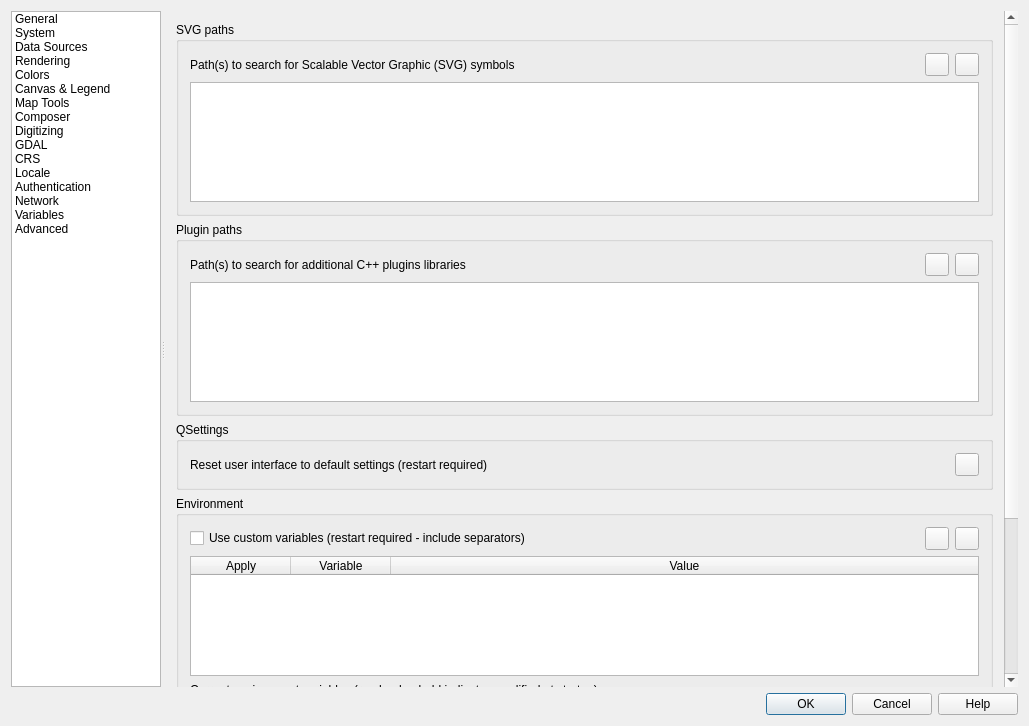
Above: src/ui/qgsoptionsbase.ui from qgis/QGIS before the change. Below: the same form after it.
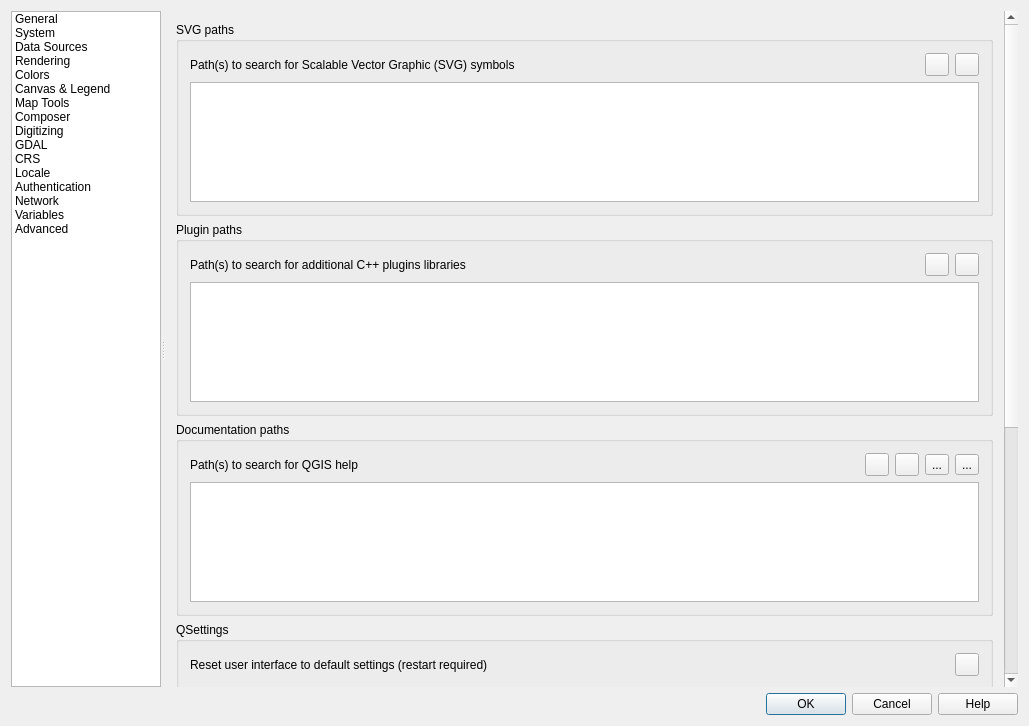
That is the form after the change. The open tabs and pages were chosen to show the change. Icons and pictures are not drawn. Custom widgets are drawn as their Qt base class.

Commit message: add possibility to configure location of the QGIS help

Diff of the .ui file:
```diff
--- a/src/ui/qgsoptionsbase.ui
+++ b/src/ui/qgsoptionsbase.ui
@@ -1023,8 +1023,8 @@
                <rect>
                 <x>0</x>
                 <y>0</y>
-                <width>607</width>
-                <height>850</height>
+                <width>843</width>
+                <height>1065</height>
                </rect>
               </property>
               <layout class="QVBoxLayout" name="verticalLayout_22">
@@ -1162,6 +1162,103 @@
                  </layout>
                 </widget>
                </item>
+               <item>
+                <widget class="QgsCollapsibleGroupBox" name="groupBox_29">
+                 <property name="title">
+                  <string>Documentation paths</string>
+                 </property>
+                 <layout class="QGridLayout" name="_4">
+                  <item row="0" column="5">
+                   <widget class="QToolButton" name="mBtnMoveHelpDown">
+                    <property name="text">
+                     <string>...</string>
+                    </property>
+                    <property name="icon">
+                     <iconset resource="../../images/images.qrc">
+                      <normaloff>:/images/themes/default/mActionArrowDown.svg</normaloff>:/images/themes/default/mActionArrowDown.svg</iconset>
+                    </property>
+                   </widget>
+                  </item>
+                  <item row="0" column="0">
+                   <widget class="QLabel" name="mSVGLabel_5">
+                    <property name="text">
+                     <string>Path(s) to search for QGIS help</string>
+                    </property>
+                   </widget>
+                  </item>
+                  <item row="0" column="1">
+                   <spacer>
+                    <property name="orientation">
+                     <enum>Qt::Horizontal</enum>
+                    </property>
+                    <property name="sizeHint" stdset="0">
+                     <size>
+                      <width>31</width>
+                      <height>20</height>
+                     </size>
+                    </property>
+                   </spacer>
+                  </item>
+                  <item row="0" column="2">
+                   <widget class="QToolButton" name="mBtnAddHelpPath">
+                    <property name="toolTip">
+                     <string>Add new path</string>
+                    </property>
+                    <property name="text">
+                     <string/>
+                    </property>
+                    <property name="icon">
+                     <iconset resource="../../images/images.qrc">
+                      <normaloff>:/images/themes/default/symbologyAdd.svg</normaloff>:/images/themes/default/symbologyAdd.svg</iconset>
+                    </property>
+                   </widget>
+                  </item>
+                  <item row="0" column="3">
+                   <widget class="QToolButton" name="mBtnRemoveHelpPath">
+                    <property name="toolTip">
+                     <string>Remove path</string>
+                    </property>
+                    <property name="text">
+                     <string/>
+                    </property>
+                    <property name="icon">
+                     <iconset resource="../../images/images.qrc">
+                      <normaloff>:/images/themes/default/symbologyRemove.svg</normaloff>:/images/themes/default/symbologyRemove.svg</iconset>
+                    </property>
+                   </widget>
+                  </item>
+                  <item row="1" column="0" colspan="6">
+                   <widget class="QTreeWidget" name="mHelpPathTreeWidget">
+                    <property name="minimumSize">
+                     <size>
+                      <width>0</width>
+                      <height>120</height>
+                     </size>
+                    </property>
+                    <attribute name="headerVisible">
+                     <bool>false</bool>
+                    </attribute>
+                    <column>
+                     <property name="text">
+                      <string notr="true">1</string>
+                     </property>
+                    </column>
+                   </widget>
+                  </item>
+                  <item row="0" column="4">
+                   <widget class="QToolButton" name="mBtnMoveHelpUp">
+                    <property name="text">
+                     <string>...</string>
+                    </property>
+                    <property name="icon">
+                     <iconset resource="../../images/images.qrc">
+                      <normaloff>:/images/themes/default/mActionArrowUp.svg</normaloff>:/images/themes/default/mActionArrowUp.svg</iconset>
+                    </property>
+                   </widget>
+                  </item>
+                 </layout>
+                </widget>
+               </item>
                <item>
                 <widget class="QgsCollapsibleGroupBox" name="mQSettingsGrpBx">
                  <property name="title">
```
Left out of the diff: 50 changed lines with no effect on the pictures. The commit also changes 2 other files.
